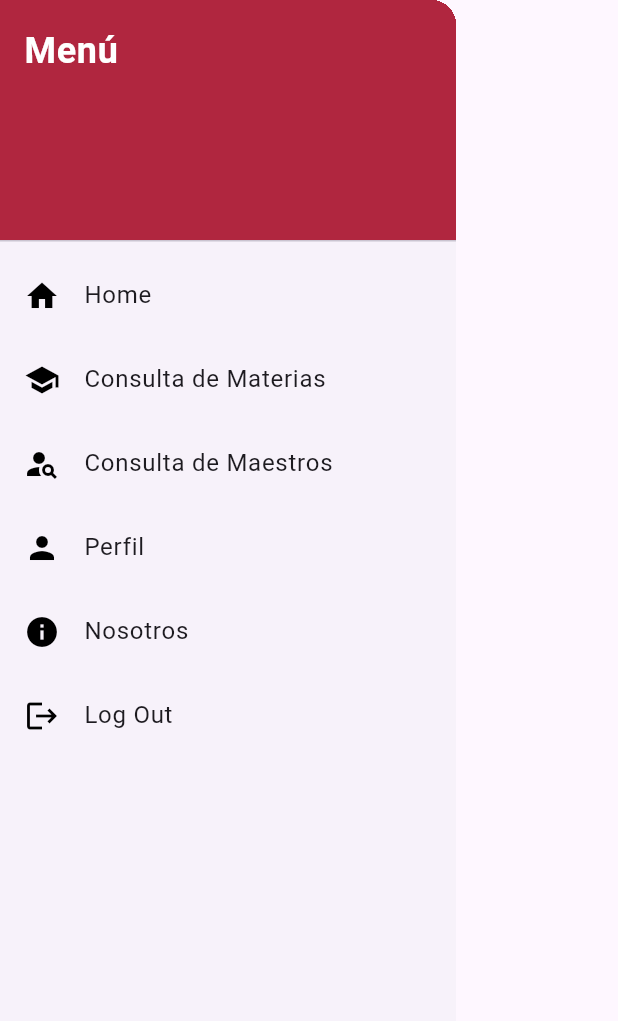
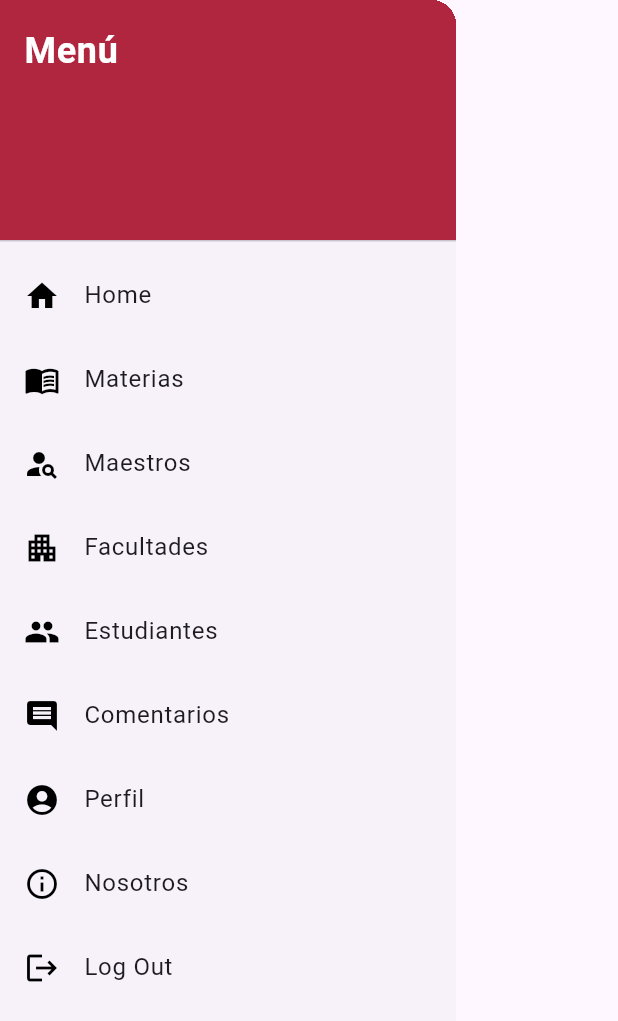
Before and after one commit to david-o-rosario1201/ucne_guide_appmovil, a Flutter app: the CustomDrawer widget shown alone on an empty page, opened directly, on a phone screen of 412 x 824 dp. Shown: the top 1021 px of the screen. Run offline on Flutter 3.47's test engine with Material 3 defaults, Android fonts, the phone set to English and light mode, and no system bars; our stand-ins replace shared_preferences; accounts and stored records are empty; network calls fail.

Commit message:
Completa drawer_menu

```diff
--- a/lib/Presentation/drawer_menu.dart
+++ b/lib/Presentation/drawer_menu.dart
@@ -1,7 +1,10 @@
 import 'package:flutter/material.dart';
 import 'package:ucne_guide/Presentation/aboutus_screen.dart';
+import 'package:ucne_guide/Presentation/comentarios_screen.dart';
 import 'package:ucne_guide/Presentation/consulta_asignatura_screen.dart';
+import 'package:ucne_guide/Presentation/consulta_estudiante_screen.dart';
 import 'package:ucne_guide/Presentation/consulta_maestro_screen.dart';
+import 'package:ucne_guide/Presentation/facultad_screen.dart';
 import 'package:ucne_guide/Presentation/home_screen.dart';
 import 'package:ucne_guide/Presentation/logout_dialog.dart';
 import 'package:ucne_guide/Presentation/perfil_estudiante_screen.dart';
@@ -58,18 +61,18 @@ class CustomDrawer extends StatelessWidget {
             },
           ),
           ListTile(
-            leading: Icon(Icons.school, color: Colors.black),
-            title: Text("Consulta de Materias"),
+            leading: Icon(Icons.menu_book, color: Colors.black),
+            title: Text("Materias"),
             onTap: () {
               Navigator.pushReplacement(
                 context,
-                MaterialPageRoute(builder: (context) => ConsultaAsignaturaScreen()),
+                MaterialPageRoute(builder: (context) => ConsultaAsignaturaScreen(selectOption: 0)),
               );
             },
           ),
           ListTile(
             leading: Icon(Icons.person_search, color: Colors.black),
-            title: Text("Consulta de Maestros"),
+            title: Text("Maestros"),
             onTap: () {
               Navigator.pushReplacement(
                 context,
@@ -77,18 +80,38 @@ class CustomDrawer extends StatelessWidget {
               );
             },
           ),
-          /*ListTile(
-            leading: Icon(Icons.star, color: Colors.black),
-            title: Text("Calificar Maestro"),
+          ListTile(
+            leading: Icon(Icons.apartment, color: Colors.black),
+            title: Text("Facultades"),
             onTap: () {
               Navigator.pushReplacement(
                 context,
-                MaterialPageRoute(builder: (context) => ConsultaMaestroScreen()),
+                MaterialPageRoute(builder: (context) => FacultadScreen()),
               );
             },
-          ),*/
+          ),
           ListTile(
-            leading: Icon(Icons.person, color: Colors.black),
+            leading: Icon(Icons.people, color: Colors.black),
+            title: Text("Estudiantes"),
+            onTap: () {
+              Navigator.pushReplacement(
+                context,
+                MaterialPageRoute(builder: (context) => ConsultaEstudianteScreen()),
+              );
+            },
+          ),
+          ListTile(
+            leading: Icon(Icons.comment, color: Colors.black),
+            title: Text("Comentarios"),
+            onTap: () {
+              Navigator.pushReplacement(
+                context,
+                MaterialPageRoute(builder: (context) => ComentariosScreen()),
+              );
+            },
+          ),
+          ListTile(
+            leading: Icon(Icons.account_circle, color: Colors.black),
             title: Text("Perfil"),
             onTap: () {
               Navigator.pushReplacement(
@@ -98,7 +121,7 @@ class CustomDrawer extends StatelessWidget {
             },
           ),
           ListTile(
-            leading: Icon(Icons.info, color: Colors.black),
+            leading: Icon(Icons.info_outline, color: Colors.black),
             title: Text("Nosotros"),
             onTap: () {
               Navigator.push(
```
